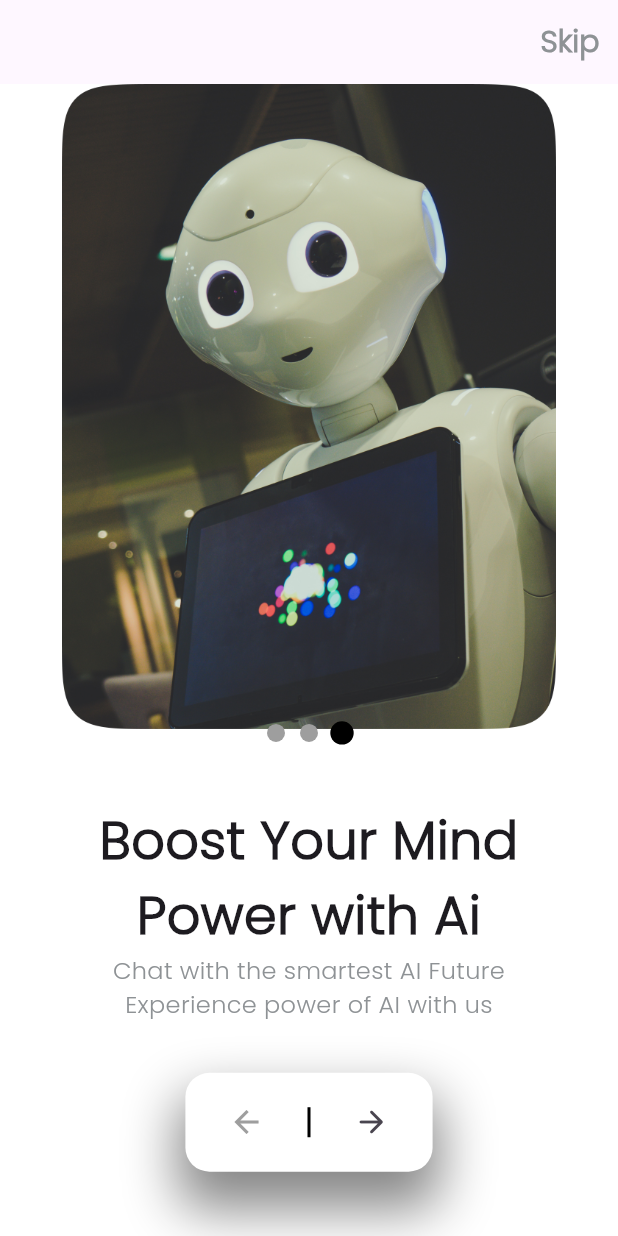
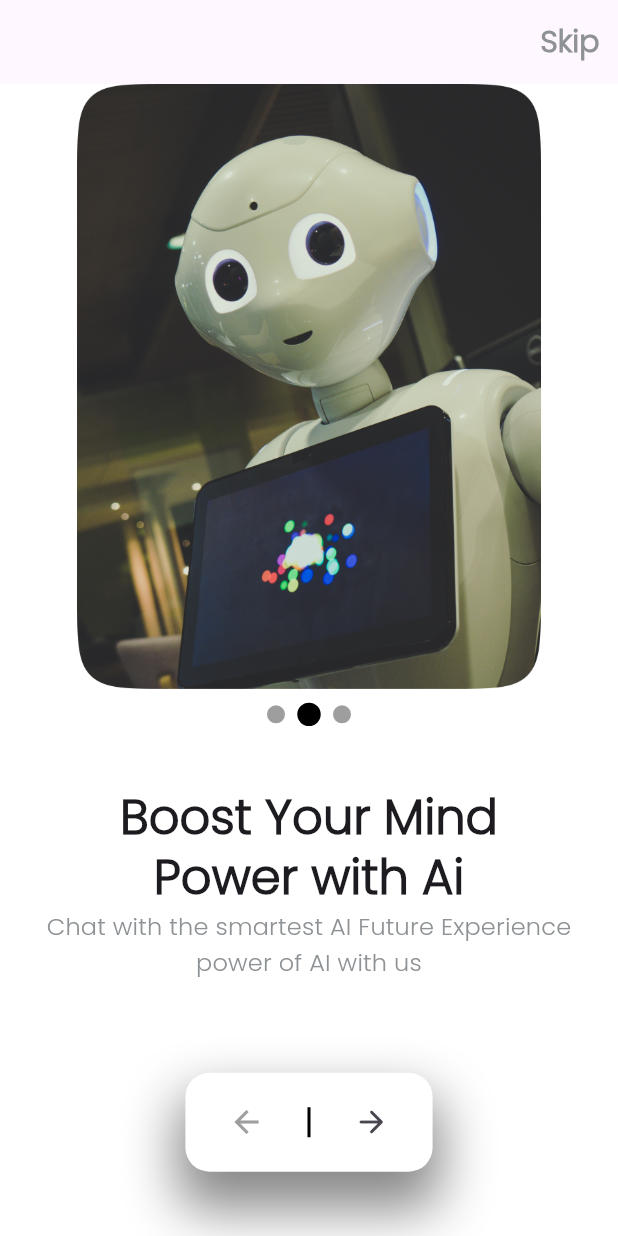
Before and after one commit to SamandarTakhirov/ai_project, a Flutter app: the screen it shows after launch, after a tap on the "arrow back" icon, on a phone screen of 412 x 824 dp. Run offline on Flutter 3.47's test engine with Material 3 defaults, Android fonts, the phone set to English and light mode, and no system bars; drawn by our look-alikes of carousel_slider, smooth_page_indicator; our stand-ins replace firebase_auth, firebase_core, flutter_svg, google_sign_in, lottie, package_info_plus; accounts and stored records are empty; network calls fail.

Commit message:
logo add

```diff
--- a/lib/src/common/constants/app_icons.dart
+++ b/lib/src/common/constants/app_icons.dart
@@ -10,4 +10,5 @@ abstract class AppIcons{
   static const String chat = "assets/svg/chat.svg";
   static const String info = "assets/svg/info.svg";
   static const String rest = "assets/svg/rest.svg";
+  static const String flora = "assets/svg/flora.png";
 }
--- a/lib/src/feature/auth/login_page.dart
+++ b/lib/src/feature/auth/login_page.dart
@@ -49,6 +49,7 @@ class _LogInPageState extends State<LogInPage>
   Widget build(BuildContext context) {
     final size = MediaQuery.sizeOf(context);
     return Scaffold(
+      backgroundColor: AppColors.white,
       body: ListView(
         children: [
           Center(
--- a/lib/src/feature/home/home_page.dart
+++ b/lib/src/feature/home/home_page.dart
@@ -53,11 +53,6 @@ class _HomePageState extends State<HomePage> {
             },
           ),
           GestureDetector(
-            // onTap: () {
-            //   setState(() {
-            //     value == 0 ? value = 1 : value = 0;
-            //   });
-            // },
             onHorizontalDragUpdate: (e) {
               if (e.delta.dx > 0) {
                 setState(() {
--- a/lib/src/feature/splash_page/review_page.dart
+++ b/lib/src/feature/splash_page/review_page.dart
@@ -1,3 +1,4 @@
+import 'package:ai_project/src/common/utils/context_utils.dart';
 import 'package:carousel_slider/carousel_slider.dart';
 import 'package:flutter/material.dart';
 
@@ -63,14 +64,14 @@ class _ReviewPageState extends State<ReviewPage> {
                     return Column(
                       children: [
                         SizedBox(
-                          width: size.width * 0.8,
+                          width: size.width * 0.75,
                           child: Image.asset(
                             images.keys.elementAt(index),
                             fit: BoxFit.fill,
                           ),
                         ),
                         SizedBox(
-                          height: size.height * 0.06,
+                          height: size.height * 0.08,
                         ),
                         Padding(
                           padding: const EdgeInsets.symmetric(horizontal: 30.0),
@@ -79,18 +80,17 @@ class _ReviewPageState extends State<ReviewPage> {
                               Text(
                                 images.values.elementAt(index),
                                 textAlign: TextAlign.center,
-                                style: const TextStyle(
+                                style:
+                                    context.textTheme.headlineLarge?.copyWith(
                                   fontWeight: FontWeight.w700,
-                                  fontSize: 35,
                                 ),
                               ),
                               Text(
                                 "Chat with the smartest AI Future Experience power of AI with us",
                                 textAlign: TextAlign.center,
-                                style: TextStyle(
-                                  fontWeight: FontWeight.w300,
+                                style: context.textTheme.titleMedium?.copyWith(
+                                  fontWeight: FontWeight.w500,
                                   color: AppColors.textGrey,
-                                  fontSize: 16,
                                 ),
                               ),
                             ],
@@ -114,7 +114,7 @@ class _ReviewPageState extends State<ReviewPage> {
                 ),
                 Positioned(
                   width: size.width,
-                  height: size.height * 1.05,
+                  height: size.height * 1.02,
                   child: Center(
                     child: BuildIndicator(
                       count: 3,
@@ -148,7 +148,11 @@ class _ReviewPageState extends State<ReviewPage> {
                   mainAxisAlignment: MainAxisAlignment.spaceEvenly,
                   children: [
                     IconButton(
-                      onPressed: () {},
+                      onPressed: () {
+                        setState(() {
+                          activeIndex = activeIndex - 1;
+                        });
+                      },
                       icon: const Icon(
                         Icons.arrow_back_outlined,
                         color: Colors.grey,
@@ -162,7 +166,11 @@ class _ReviewPageState extends State<ReviewPage> {
                       ),
                     ),
                     IconButton(
-                      onPressed: () {},
+                      onPressed: () {
+                        setState(() {
+                          activeIndex = activeIndex + 1;
+                        });
+                      },
                       icon: const Icon(Icons.arrow_forward_rounded),
                     ),
                   ],
```
Also changed, not shown: lib/src/feature/home/widgets/home.dart (+12 -2 lines), lib/src/feature/main_page/main_page.dart (+8 -4 lines), assets/svg/flora.png (added), 5 other files.
